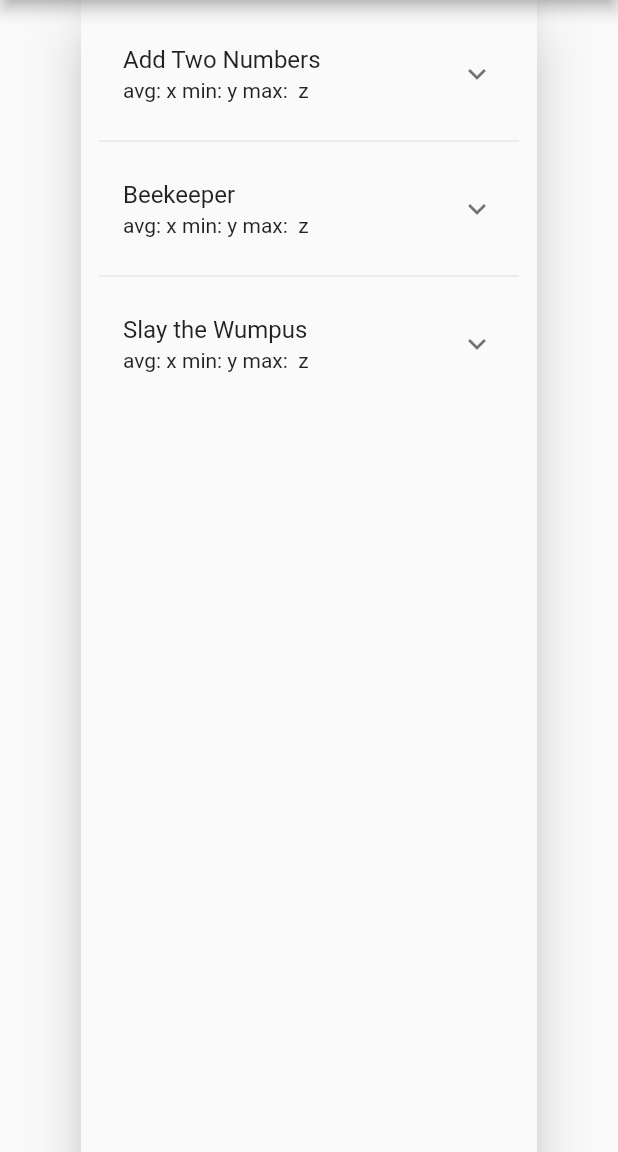
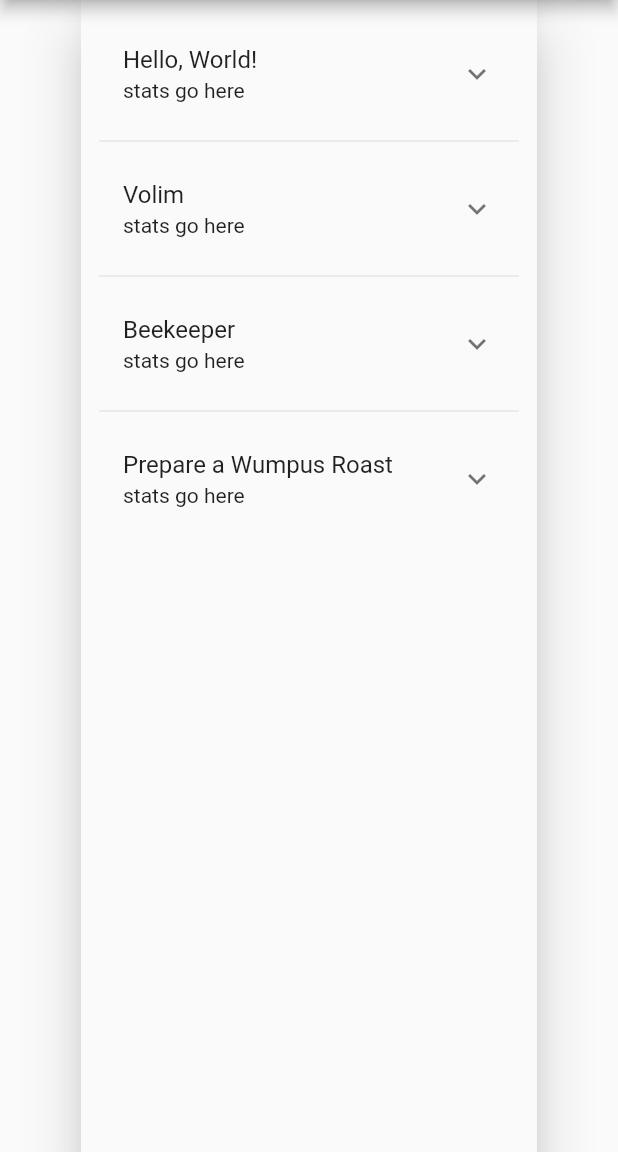
Before and after one commit to tjayhoover/Automatic-Code-Grader, a Flutter app: the InstructorHome screen opened directly, after a tap on "View Assignment Grades", on a phone screen of 412 x 824 dp, the part 84-1236 px from its top. Run offline on Flutter 3.47's test engine with Material 2 defaults, Android fonts, the phone set to English and light mode, and no system bars; our stand-ins replace equatable, file_picker, flutter_bloc.

Commit message:
added AssignmentGradeReport for instructor use cases

```diff
--- a/lib/cubits/grade_reports/instructor_grade_report_cubit.dart
+++ b/lib/cubits/grade_reports/instructor_grade_report_cubit.dart
@@ -1,10 +1,10 @@
 import 'package:flutter_bloc/flutter_bloc.dart';
 import 'package:project3_ui/cubits/states/instructor_grade_report_states.dart';
-import 'package:project3_ui/entities/grade_report.dart';
-import 'package:project3_ui/repositories/instructor_grade_reports/implementation/instructor_grade_report_repository_mock.dart';
+import 'package:project3_ui/entities/assignment_grade_report.dart';
+import 'package:project3_ui/repositories/instructor_grade_reports/interface/instructor_grade_report_repository_interface.dart';
 
 // TODO: Currently a mock; replace with networked solution.
-import 'package:project3_ui/repositories/instructor_grade_reports/interface/instructor_grade_report_repository_interface.dart';
+import 'package:project3_ui/repositories/instructor_grade_reports/implementation/instructor_grade_report_repository_mock.dart';
 
 class InstructorGradeReport extends Cubit<InstructorGradeReportState> {
   InstructorGradeReportRepository repo = InstructorGradeReportRepositoryMock();
@@ -14,13 +14,14 @@ class InstructorGradeReport extends Cubit<InstructorGradeReportState> {
   void loadReport() async {
     emit(InstructorGradeReportLoadingState());
 
-    List<GradeReport> reportList = await repo.getAllReports();
+    List<AssignmentGradeReport> reportList = await repo.getAllReports();
+    List<String> assignmentNames = await repo.getAllAssignmentNames();
 
     // TODO: Check for success in the networked solution; for now we assume
     // the request always succeeds.
 
     if (true) {
-      emit(InstructorGradeReportLoadedState(reportList));
+      emit(InstructorGradeReportLoadedState(assignmentNames, reportList));
     } else {
       emit(InstructorGradeReportFailureState());
     }
--- a/lib/cubits/states/instructor_grade_report_states.dart
+++ b/lib/cubits/states/instructor_grade_report_states.dart
@@ -1,5 +1,5 @@
 import 'package:equatable/equatable.dart';
-import 'package:project3_ui/entities/grade_report.dart';
+import 'package:project3_ui/entities/assignment_grade_report.dart';
 
 abstract class InstructorGradeReportState extends Equatable {}
 
@@ -9,14 +9,16 @@ class InstructorGradeReportLoadingState extends InstructorGradeReportState {
 }
 
 class InstructorGradeReportLoadedState extends InstructorGradeReportState {
-  final List<GradeReport> gradeReportList;
-  InstructorGradeReportLoadedState(this.gradeReportList);
+  final List<String> assignmentNames;
+  final List<AssignmentGradeReport> gradeReportList;
+  InstructorGradeReportLoadedState(this.assignmentNames, this.gradeReportList);
 
   @override
-  List<Object?> get props => [];
+  List<Object?> get props => [assignmentNames, gradeReportList];
 }
 
 class InstructorGradeReportFailureState extends InstructorGradeReportState {
   @override
-  List<Object?> get props => [];
+  // TODO: Is this a decent way of checking whether the state exists?
+  List<Object?> get props => [false];
 }
--- /dev/null
+++ b/lib/entities/assignment_grade_report.dart
@@ -0,0 +1,13 @@
+class AssignmentGradeReport {
+  // This object represents a single grade report from a student for the
+  // implied assignment. It contains the fields returned by the instructor
+  // grade report endpoint of the backend.
+  late int studentID;
+  late String studentName;
+  late DateTime submissionDate;
+  late int casesPassed;
+  late int totalCases;
+
+  AssignmentGradeReport(this.studentID, this.studentName, this.submissionDate,
+      this.casesPassed, this.totalCases);
+}
--- a/lib/pages/instructor/grade_report/grade_report.dart
+++ b/lib/pages/instructor/grade_report/grade_report.dart
@@ -1,19 +1,11 @@
 import 'package:flutter/material.dart';
 import 'package:flutter_bloc/flutter_bloc.dart';
 import 'package:project3_ui/cubits/grade_reports/instructor_grade_report_cubit.dart';
-import 'package:project3_ui/entities/grade_report.dart';
 import 'package:project3_ui/cubits/states/instructor_grade_report_states.dart';
 
 class InstructorGradeReportWidget extends StatelessWidget {
   const InstructorGradeReportWidget({super.key});
   static const String _title = 'Assignment Grade Reports';
-  static const List<String> _studentNames = <String>[
-    'Alice',
-    'Bobby',
-    'Charlie',
-    'Doug',
-    'Eve',
-  ];
 
   @override
   Widget build(BuildContext context) {
@@ -23,13 +15,14 @@ class InstructorGradeReportWidget extends StatelessWidget {
           builder: (context, state) {
         if (state is InstructorGradeReportLoadingState) {
           return const Center(
-            child: Text("Loading..."),
+            child: CircularProgressIndicator(),
           );
         } else if (state is InstructorGradeReportLoadedState) {
           return GradeReportStatefulWidget(
-              studentNames: _studentNames,
-              assignmentNames:
-                  state.gradeReportList.map((e) => e.name).toList());
+            studentNames:
+                state.gradeReportList.map((e) => e.studentName).toList(),
+            assignmentNames: state.assignmentNames,
+          );
         } else if (state is InstructorGradeReportFailureState) {
           return const Center(
             child: Text("Error. Please contact your system administrator."),
@@ -38,10 +31,6 @@ class InstructorGradeReportWidget extends StatelessWidget {
         // Default return
         return Container();
       }),
-      //body: const GradeReportStatefulWidget(
-      //  studentNames: _studentNames,
-      //  assignmentNames: _assignmentNames,
-      //),
     );
   }
 }
@@ -71,7 +60,7 @@ class _GradeReportState extends State<GradeReportStatefulWidget> {
       itemBuilder: (_, int aIndex) {
         return ExpansionTile(
           title: Text(widget.assignmentNames[aIndex]),
-          subtitle: const Text('avg: x\tmin: y\tmax:  z'),
+          subtitle: const Text('stats go here'),
           children: <Widget>[
             ListView.builder(
               shrinkWrap: true,
--- a/lib/repositories/instructor_grade_reports/implementation/instructor_grade_report_repository_mock.dart
+++ b/lib/repositories/instructor_grade_reports/implementation/instructor_grade_report_repository_mock.dart
@@ -1,18 +1,26 @@
-import 'package:project3_ui/entities/grade_report.dart';
+import 'package:project3_ui/entities/assignment_grade_report.dart';
 import 'package:project3_ui/repositories/instructor_grade_reports/interface/instructor_grade_report_repository_interface.dart';
 
 class InstructorGradeReportRepositoryMock
     implements InstructorGradeReportRepository {
   @override
-  Future<List<GradeReport>> getAllReports() async {
-    List<GradeReport> gradeReport = [
-      GradeReport(1, "Add Two Numbers", DateTime.now(), DateTime.now(),
-          "Add two numbers together.", 5, 10),
-      GradeReport(2, "Beekeeper", DateTime.now(), DateTime.now(),
-          "Something about counting letters.", 9, 10),
-      GradeReport(3, "Slay the Wumpus", DateTime.now(), DateTime.now(),
-          "Hunt, kill, field-dress, cook, and serve a Wumpus filet.", 45, 50)
+  Future<List<AssignmentGradeReport>> getAllReports() async {
+    List<AssignmentGradeReport> gradeReport = [
+      AssignmentGradeReport(1, "Brandon BAU3R", DateTime.now(), 5, 10),
+      AssignmentGradeReport(2, "Hob Goblin", DateTime.now(), 9, 10),
+      AssignmentGradeReport(3, "Kenneth Yarnall", DateTime.now(), 2, 10),
     ];
     return gradeReport;
   }
+
+  @override
+  Future<List<String>> getAllAssignmentNames() async {
+    List<String> assignmentList = [
+      "Hello, World!",
+      "Volim",
+      "Beekeeper",
+      "Prepare a Wumpus Roast",
+    ];
+    return assignmentList;
+  }
 }
--- a/lib/repositories/instructor_grade_reports/interface/instructor_grade_report_repository_interface.dart
+++ b/lib/repositories/instructor_grade_reports/interface/instructor_grade_report_repository_interface.dart
@@ -1,6 +1,7 @@
 import 'dart:async';
-import 'package:project3_ui/entities/grade_report.dart';
+import 'package:project3_ui/entities/assignment_grade_report.dart';
 
 abstract class InstructorGradeReportRepository {
-  Future<List<GradeReport>> getAllReports();
+  Future<List<AssignmentGradeReport>> getAllReports();
+  Future<List<String>> getAllAssignmentNames();
 }
```
